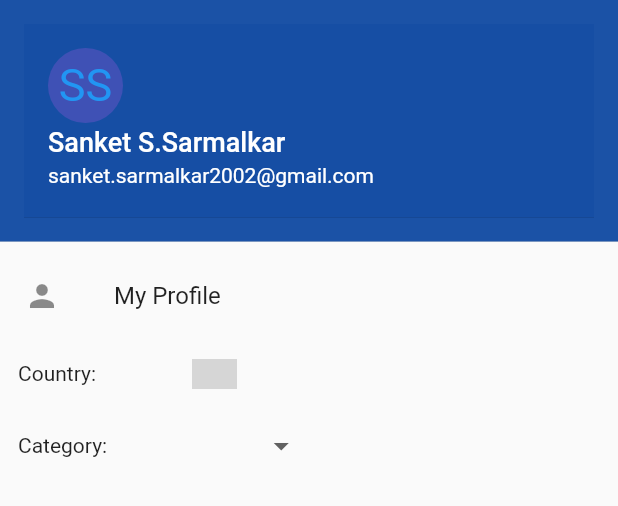
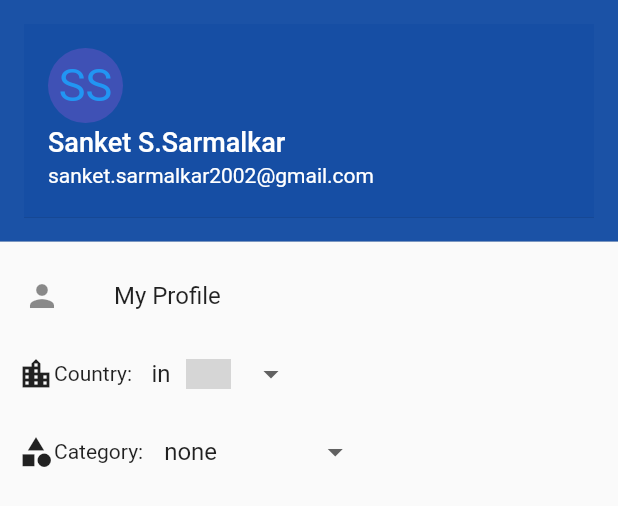
Before and after one commit to SanketSarmalkar/News_App_using_Flutter, a Flutter app: the SideBarContent widget shown alone on an empty page, opened directly, on a phone screen of 412 x 824 dp. Shown: the top 506 px of the screen. Run offline on Flutter 3.47's test engine with Material 2 defaults, Android fonts, the phone set to English and light mode, and no system bars; drawn by our look-alikes of dropdown_button2; our stand-ins replace get, webview_flutter; missing offline and left inert: country_icons; network calls fail; grey boxes are pictures that could not be loaded.

Commit message:
error for category feature fixed

```diff
--- a/lib/components/side_bar.dart
+++ b/lib/components/side_bar.dart
@@ -5,10 +5,21 @@ import 'package:news_app/models/query_types.dart';
 
 import '../controller/newscontroller.dart';
 
-class SideBarContent extends StatelessWidget {
+class SideBarContent extends StatefulWidget {
   SideBarContent({Key? key}) : super(key: key);
+
+  @override
+  State<SideBarContent> createState() => _SideBarContentState();
+}
+
+class _SideBarContentState extends State<SideBarContent> {
   NewsController newsController = Get.put(NewsController());
+
   var query = Queries();
+
+  String co = "in";
+
+  String ca = "none";
 
   @override
   Widget build(BuildContext context) {
@@ -47,26 +58,37 @@ class SideBarContent extends StatelessWidget {
           padding: const EdgeInsets.only(left: 12),
           child: Row(
             children: [
-              Text("Country: "),
-              Obx(
-                    () => Padding(
+              Padding(
+                padding: const EdgeInsets.only(right: 8.0),
+                child: Row(
+                  children: [
+                    const Icon(Icons.location_city),
+                    Text("Country:"),
+                  ],
+                ),
+              ),
+              Padding(
                   padding: const EdgeInsets.only(right: 10),
                   child: DropdownButtonHideUnderline(
-                    child: DropdownButton2(
+                    child: Obx(
+                      ()=> DropdownButton2(
+                        value: newsController.country.toString(),
                         dropdownWidth: 125,
                         itemPadding: const EdgeInsets.all(4),
-                      icon: Image.asset(
-                        'icons/flags/png/${newsController.country}.png',
-                        package: 'country_icons',
-                        height: 20,
-                        width: 30,
-                      ),
+
                         items: query.countries
                             .map((String ctr) => DropdownMenuItem(
                           value: ctr,
                           child: Row(children: [
                             Padding(
-                            padding: const EdgeInsets.all(2.0),
+                              padding: const EdgeInsets.all(5.0),
+                              child: Text(ctr.toString(),
+                              style: const TextStyle(
+                                  overflow: TextOverflow.ellipsis,
+                              ),),
+                            ),
+                            Padding(
+                              padding: const EdgeInsets.all(5.0),
                               child: Image.asset(
                                 'icons/flags/png/$ctr.png',
                                 package: 'country_icons',
@@ -74,21 +96,18 @@ class SideBarContent extends StatelessWidget {
                                 width: 30,
                               ),
                             ),
-                          Padding(
-                            padding: const EdgeInsets.all(2.0),
-                            child: Text(ctr.toString()),
-                          ),
                           ]),
                         ))
                             .toList(),
                         onChanged: (ctr) {
                           newsController.changeCountry(ctr);
                           newsController.fetchNews();
+                          setState(()=>co=ctr.toString());
                         },
                       ),
                     ),
                   ),
-              )
+                ),
             ],
           ),
         ),
@@ -96,11 +115,21 @@ class SideBarContent extends StatelessWidget {
           padding: const EdgeInsets.only(left: 12),
           child: Row(
             children: [
-              const Text("Category:"),
               Padding(
-                padding: const EdgeInsets.only(right: 10),
+                padding: const EdgeInsets.only(right: 8.0),
+                child: Row(
+                  children: [
+                    const Icon(Icons.category),
+                    Text("Category:"),
+                  ],
+                ),
+              ),
+              Padding(
+                padding: const EdgeInsets.all(4),
                 child: DropdownButtonHideUnderline(
-                  child: DropdownButton2(
+                  child: Obx(
+                    ()=> DropdownButton2(
+                      value: newsController.category.toString(),
                       dropdownWidth: 125,
                       itemPadding: const EdgeInsets.all(4),
                       items: query.categories
@@ -117,7 +146,9 @@ class SideBarContent extends StatelessWidget {
                       onChanged: (ctr) {
                         newsController.changeCategory(ctr);
                         newsController.fetchNews();
+                        setState(()=>ca=ctr.toString());
                       },
+                    ),
                   ),
                 ),
               ),
```
Also changed, not shown: lib/components/app_bar.dart (+0 -43 lines). Lines whose indentation alone changed are shown as unchanged.
